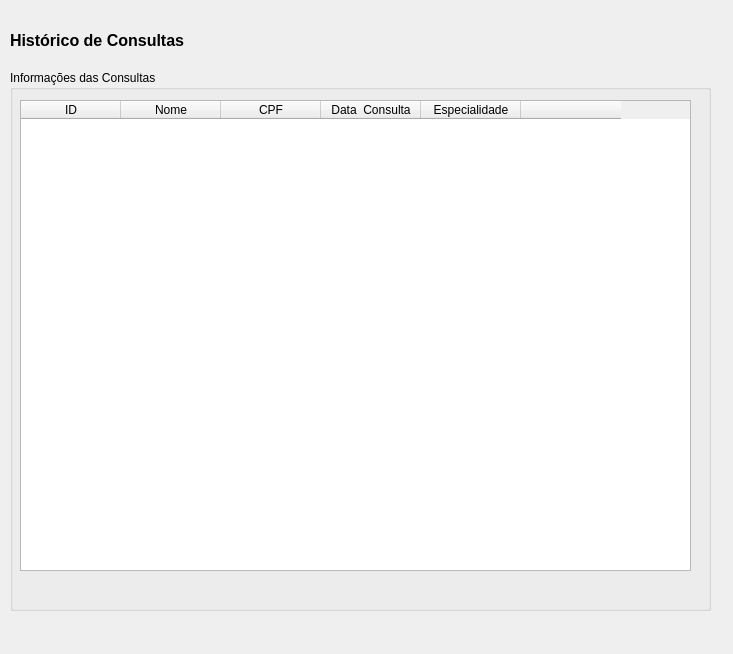
Old version of the form ui/historico.ui in the repository willasantos/Projeto-SDMC.
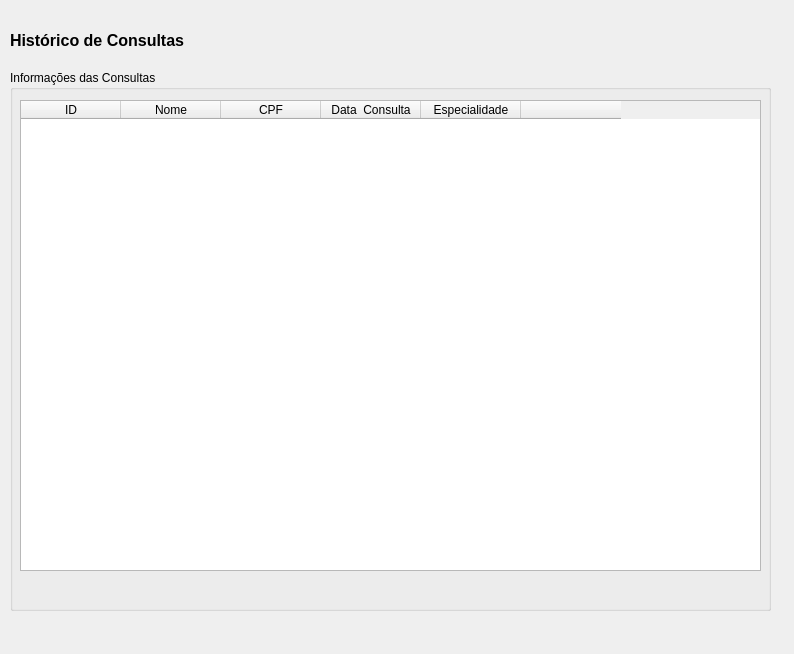
New version of the form. Icons and pictures are not drawn.

Diff of the .ui file:
```diff
--- a/ui/historico.ui
+++ b/ui/historico.ui
@@ -6,7 +6,7 @@
    <rect>
     <x>0</x>
     <y>0</y>
-    <width>733</width>
+    <width>794</width>
     <height>654</height>
    </rect>
   </property>
@@ -38,7 +38,7 @@
     <rect>
      <x>10</x>
      <y>70</y>
-     <width>701</width>
+     <width>761</width>
      <height>541</height>
     </rect>
    </property>
@@ -50,7 +50,7 @@
      <rect>
       <x>10</x>
       <y>30</y>
-      <width>671</width>
+      <width>741</width>
       <height>471</height>
      </rect>
     </property>
```
